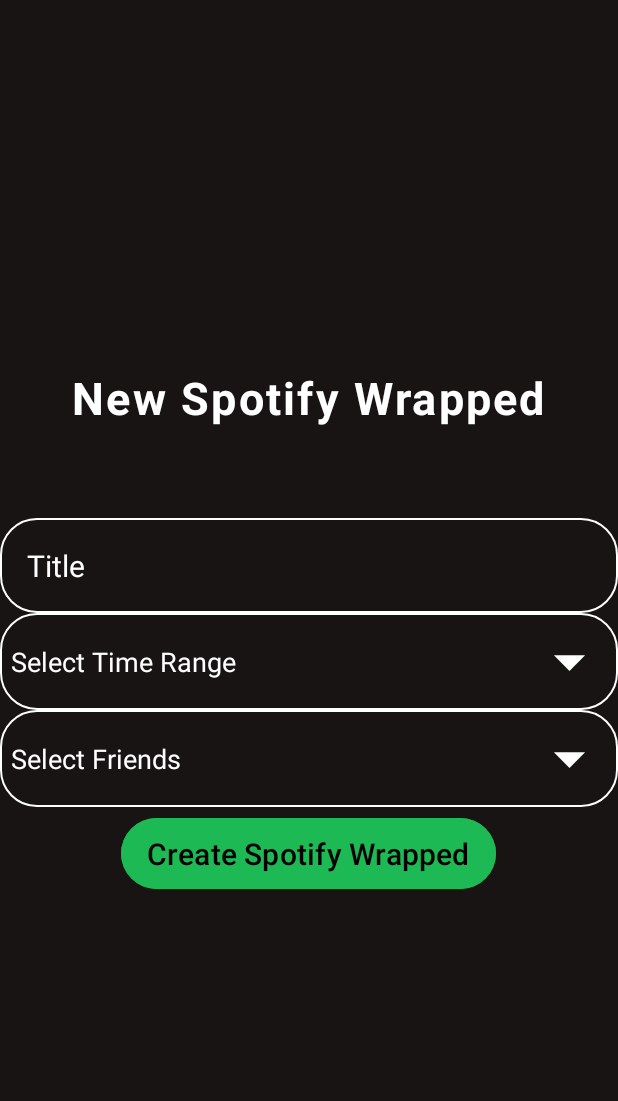
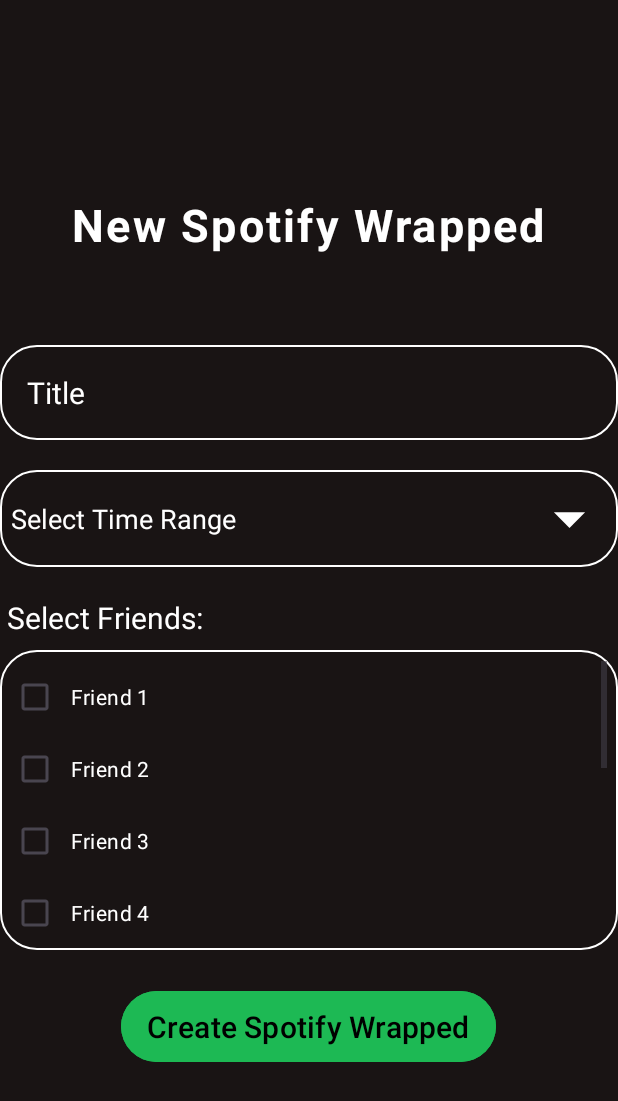
Before and after one commit to radah19/Spotify-Wrapped, an Android app: the SpotifyWrappedCreation screen opened directly, with no data from a screen before it, on a phone screen of 412 x 824 dp. Shown: the top 1101 px of the screen. Run offline under Robolectric (Android 15) with nearby library versions, the phone set to English and light mode, and no system bars.

Commit message:
Spotify Wrapped Creation Page

```diff
--- a/app/src/main/java/com/example/spotifywrapped/spotifywrap/SpotifyWrapActivity.java
+++ b/app/src/main/java/com/example/spotifywrapped/spotifywrap/SpotifyWrapActivity.java
@@ -9,9 +9,13 @@
 import android.app.AlertDialog;
 import android.content.Intent;
 import android.os.Bundle;
+import android.widget.Button;
 
 import com.example.spotifywrapped.R;
 import com.example.spotifywrapped.SpotifyWrappedSummary;
+import com.example.spotifywrapped.accountscreen.CreateAccountActivity;
+import com.example.spotifywrapped.accountscreen.LoginActivity;
+import com.example.spotifywrapped.spotifywrappedlist.SpotifyWrappedCreation;
 import com.example.spotifywrapped.spotifywrappedlist.SpotifyWrappedListActivity;
 import com.google.android.material.button.MaterialButton;
 
--- /dev/null
+++ b/app/src/main/java/com/example/spotifywrapped/spotifywrappedlist/FriendsAdapter.java
@@ -0,0 +1,49 @@
+package com.example.spotifywrapped.spotifywrappedlist;
+
+import android.view.LayoutInflater;
+import android.view.View;
+import android.view.ViewGroup;
+import android.widget.CheckBox;
+import androidx.annotation.NonNull;
+import androidx.recyclerview.widget.RecyclerView;
+import com.example.spotifywrapped.R;
+import java.util.List;
+
+public class FriendsAdapter extends RecyclerView.Adapter<FriendsAdapter.ViewHolder> {
+
+    private final List<String> mFriends;
+
+    public FriendsAdapter(List<String> friends) {
+        this.mFriends = friends;
+    }
+
+    @NonNull
+    @Override
+    public ViewHolder onCreateViewHolder(@NonNull ViewGroup parent, int viewType) {
+        View view = LayoutInflater.from(parent.getContext())
+                .inflate(R.layout.friend_item, parent, false);
+        return new ViewHolder(view);
+    }
+
+    @Override
+    public void onBindViewHolder(@NonNull ViewHolder holder, int position) {
+        String friend = mFriends.get(position);
+        holder.friendCheckBox.setText(friend);
+        holder.friendCheckBox.setOnCheckedChangeListener(null);
+        holder.friendCheckBox.setChecked(false); // Or handle saved states here if needed
+    }
+
+    @Override
+    public int getItemCount() {
+        return mFriends.size();
+    }
+
+    public static class ViewHolder extends RecyclerView.ViewHolder {
+        CheckBox friendCheckBox;
+
+        public ViewHolder(View view) {
+            super(view);
+            friendCheckBox = view.findViewById(R.id.friendCheckBox);
+        }
+    }
+}
--- a/app/src/main/java/com/example/spotifywrapped/spotifywrappedlist/SpotifyWrappedCreation.java
+++ b/app/src/main/java/com/example/spotifywrapped/spotifywrappedlist/SpotifyWrappedCreation.java
@@ -3,98 +3,72 @@
 import android.os.Bundle;
 import android.widget.ArrayAdapter;
 import android.widget.AutoCompleteTextView;
+import android.widget.Button;
+import android.widget.EditText;
+import android.widget.Toast;
+
 import androidx.appcompat.app.AppCompatActivity;
 import com.example.spotifywrapped.R;
+import com.example.spotifywrapped.SpotifyAPIManager;
+import com.example.spotifywrapped.SpotifyWrappedSummary;
+
+import androidx.recyclerview.widget.LinearLayoutManager;
+import androidx.recyclerview.widget.RecyclerView;
+import java.util.ArrayList;
+import java.util.Arrays;
+import java.util.List;
 
 public class SpotifyWrappedCreation extends AppCompatActivity {
 
-    @Override
+
     protected void onCreate(Bundle savedInstanceState) {
         super.onCreate(savedInstanceState);
         setContentView(R.layout.layout_spotify_wrapped_creation);
 
-        // Initialize the AutoCompleteTextView
-        AutoCompleteTextView autoCompleteTextView = findViewById(R.id.autoCompleteTextView);
-        AutoCompleteTextView autoCompleteTextViewFriends = findViewById(R.id.autoCompleteTextViewFriends);
+        AutoCompleteTextView timeRangeDropDown = findViewById(R.id.time_range);
+        EditText title = findViewById(R.id.spotify_wrapped_title);
+        String[] timeRanges = {"1 Year", "6 Months", "1 Month"};
 
-        // Define the options for the dropdown
-        String[] timeRanges = {"Long Term", "Medium Term", "Short Term"};
-        String[] friends = {"Friend 1", "Friend 2", "Friend 3"};
+        ArrayAdapter<String> adapter = new ArrayAdapter<>(this, android.R.layout.simple_dropdown_item_1line, timeRanges);
+        timeRangeDropDown.setAdapter(adapter);
 
-        // Create an ArrayAdapter using the string array and a default layout for the dropdown items
-        ArrayAdapter<String> adapter = new ArrayAdapter<>(this,
-                android.R.layout.simple_dropdown_item_1line, timeRanges);
+        timeRangeDropDown.setOnFocusChangeListener((v, hasFocus) -> {
+            if (hasFocus) timeRangeDropDown.showDropDown();
+        });
+        timeRangeDropDown.setOnClickListener(v -> timeRangeDropDown.showDropDown());
 
-        ArrayAdapter<String> adapterFriends = new ArrayAdapter<>(this,
-                android.R.layout.simple_dropdown_item_1line, friends);
+        RecyclerView friendsRecyclerView = findViewById(R.id.friendsRecyclerView);
+        friendsRecyclerView.setLayoutManager(new LinearLayoutManager(this));
 
-        // Set the adapter to the AutoCompleteTextView
-        autoCompleteTextView.setAdapter(adapter);
-        autoCompleteTextViewFriends.setAdapter(adapterFriends);
+        String[] friendsArray = {"Friend 1", "Friend 2", "Friend 3", "Friend 4", "Friend 5", "Friend 6", "Friend 7", "Friend 8", "Friend 9", "Friend 10"};
+        List<String> friendsList = new ArrayList<>(Arrays.asList(friendsArray));
+        FriendsAdapter adapter2 = new FriendsAdapter(friendsList);
+        friendsRecyclerView.setAdapter(adapter2);
 
-        // dropdown to appear as soon as the AutoCompleteTextView is focused
-        // or when tapped
+        Button createButton = findViewById(R.id.create_spotify_wrapped_button);
+        createButton.setOnClickListener(v -> {
+            String timeRange = timeRangeDropDown.getText().toString();
+            String actualTimeRange;
+            if (timeRange.equals("1 Year")) {
+                actualTimeRange = "long_term";
+            } else if (timeRange.equals("6 Months")) {
+                actualTimeRange = "medium_term";
+            } else {
+                actualTimeRange = "short_term";
+            }
 
-        autoCompleteTextView.setOnFocusChangeListener((v, hasFocus) -> {
-            if (hasFocus) autoCompleteTextView.showDropDown();
+            SpotifyAPIManager apiManager = SpotifyAPIManager.getInstance();
+            if (apiManager != null) {
+                SpotifyWrappedSummary summary = apiManager.generateSpotifyWrapped(title.getText().toString(), actualTimeRange, friendsList);
+
+                if (summary != null) {
+                    Toast.makeText(this, "Spotify Wrapped Created!", Toast.LENGTH_SHORT).show();
+                } else {
+                    Toast.makeText(this, "Failed to create Spotify Wrapped.", Toast.LENGTH_SHORT).show();
+                }
+            } else {
+                Toast.makeText(this, "SpotifyAPIManager not initialized.", Toast.LENGTH_SHORT).show();
+            }
         });
-        autoCompleteTextView.setOnClickListener(v -> autoCompleteTextView.showDropDown());
-
-        autoCompleteTextViewFriends.setOnFocusChangeListener((v, hasFocus) -> {
-            if (hasFocus) autoCompleteTextViewFriends.showDropDown();
-        });
-        autoCompleteTextViewFriends.setOnClickListener(v -> autoCompleteTextViewFriends.showDropDown());
     }
 }
-    //@Override
-/*    protected void onCreate(Bundle savedInstanceState) {
-        super.onCreate(savedInstanceState);
-        setContentView(R.layout.layout_spotify_wrapped_creation);
-
-        // Initialize the Spinner
-        Spinner spinnerTimeRange = findViewById(R.id.spinner_time_range);
-
-        Spinner spinnerFriends = findViewById(R.id.spinner_select_friends);
-
-        // Create an ArrayAdapter using the string array and a default spinner layout
-        ArrayAdapter<CharSequence> adapter = ArrayAdapter.createFromResource(this,
-                R.array.time_range_options, android.R.layout.simple_spinner_item);
-
-        ArrayAdapter<CharSequence> friendsAdapter = ArrayAdapter.createFromResource(this,
-                R.array.friend_options, android.R.layout.simple_spinner_item);
-
-        // Specify the layout to use when the list of choices appears
-        adapter.setDropDownViewResource(android.R.layout.simple_spinner_dropdown_item);
-
-        // Apply the adapter to the spinner
-        spinnerTimeRange.setAdapter(adapter);
-
-        spinnerFriends.setAdapter(friendsAdapter);
-
-        // Set an item selected listener for the spinner (optional)
-        spinnerTimeRange.setOnItemSelectedListener(new AdapterView.OnItemSelectedListener() {
-            @Override
-            public void onItemSelected(AdapterView<?> parent, View view, int position, long id) {
-                // An item was selected. Retrieve the selected item using parent.getItemAtPosition(pos)
-                // Example: String selected = parent.getItemAtPosition(position).toString();
-            }
-
-            @Override
-            public void onNothingSelected(AdapterView<?> parent) {
-                // Another interface callback
-            }
-        });
-
-        spinnerFriends.setOnItemSelectedListener(new AdapterView.OnItemSelectedListener() {
-            @Override
-            public void onItemSelected(AdapterView<?> parent, View view, int position, long id) {
-                // An item was selected. Retrieve the selected item using parent.getItemAtPosition(pos)
-                // Example: String selected = parent.getItemAtPosition(position).toString();
-                // Handle friend selection
-            }
-
-            @Override
-            public void onNothingSelected(AdapterView<?> parent) {
-                // Handle no selection
-            }
-        });*/
--- a/app/src/main/java/com/example/spotifywrapped/spotifywrappedlist/SpotifyWrappedListActivity.java
+++ b/app/src/main/java/com/example/spotifywrapped/spotifywrappedlist/SpotifyWrappedListActivity.java
@@ -4,6 +4,7 @@
 import androidx.recyclerview.widget.LinearLayoutManager;
 import androidx.recyclerview.widget.RecyclerView;
 
+import android.content.Intent;
 import android.os.Bundle;
 import android.view.View;
 import android.widget.Button;
@@ -15,6 +16,7 @@
 import com.example.spotifywrapped.SpotifyTrack;
 import com.example.spotifywrapped.SpotifyWrappedSummary;
 import com.example.spotifywrapped.navbar.NavbarClass;
+import com.example.spotifywrapped.spotifywrap.SpotifyWrapActivity;
 
 import java.time.LocalDate;
 import java.time.LocalDateTime;
@@ -105,7 +107,7 @@
         spotifyWrappedList.setLayoutManager(llm);
         spotifyWrappedList.setAdapter(new SpotifyWrappedListAdapter(userSpotifyWrappedSummaries));
 
-        if(ls_friendSummaries.size() == 0){
+        if (ls_friendSummaries.size() == 0) {
             findViewById(R.id.spotifyWrappedListDividerLine).setVisibility(View.GONE);
             findViewById(R.id.yourFriendsAlsoMadeText).setVisibility(View.GONE);
         }
@@ -115,7 +117,10 @@
         friendsSpotifyWrappedList.setLayoutManager(fllm);
         friendsSpotifyWrappedList.setAdapter(new SpotifyWrappedListAdapter(friendSpotifyWrappedSummaries));
 
+
         addSpotifyWrappedButton.setOnClickListener(v -> {
+            Intent generateIntent = new Intent(this, SpotifyWrappedCreation.class);
+            startActivity(generateIntent);
             SpotifyWrappedSummary newSummary = SpotifyAPIManager.generateSpotifyWrapped(
                     "My New Spotify Wrapped Wow", "medium_term", new ArrayList<>()
             );
--- /dev/null
+++ b/app/src/main/res/layout/friend_item.xml
@@ -0,0 +1,7 @@
+<?xml version="1.0" encoding="utf-8"?>
+<CheckBox xmlns:android="http://schemas.android.com/apk/res/android"
+    android:id="@+id/friendCheckBox"
+    android:layout_width="match_parent"
+    android:layout_height="wrap_content"
+    android:padding="8dp"
+    android:textColor="@color/white" />
--- a/app/src/main/res/layout/layout_spotify_wrapped_creation.xml
+++ b/app/src/main/res/layout/layout_spotify_wrapped_creation.xml
@@ -21,6 +21,7 @@
         android:layout_width="match_parent"
         android:layout_height="wrap_content"
         android:layout_marginTop="32dp"
+        android:layout_marginBottom="20dp"
         android:hint="Title"
         android:textColor="@color/white"
         android:textColorHint="@color/white"
@@ -31,9 +32,10 @@
         android:id="@+id/spotify_wrapped_title"/>
 
     <AutoCompleteTextView
-        android:id="@+id/autoCompleteTextView"
+        android:id="@+id/time_range"
         android:layout_width="match_parent"
         android:layout_height="wrap_content"
+        android:layout_marginBottom="20dp"
         android:hint="Select Time Range"
         android:drawableEnd="@drawable/ic_arrow_drop_down"
         android:inputType="none"
@@ -42,11 +44,22 @@
         android:textColor="@color/white"
         android:background="@drawable/rounded_corners" />
 
-    <AutoCompleteTextView
-        android:id="@+id/autoCompleteTextViewFriends"
+    <TextView
         android:layout_width="match_parent"
         android:layout_height="wrap_content"
-        android:hint="Select Friends"
+        android:hint=" Select Friends:"
+        android:textSize="20sp"
+        android:textColorHint="@color/white"
+        android:textColor="@color/white" />
+
+
+    <androidx.recyclerview.widget.RecyclerView
+        android:id="@+id/friendsRecyclerView"
+        android:layout_width="match_parent"
+        android:layout_height="200dp"
+        android:layout_marginTop="8dp"
+        android:layout_marginBottom="20dp"
+        android:scrollbars="vertical"
         android:drawableEnd="@drawable/ic_arrow_drop_down"
         android:inputType="none"
         android:padding="7dp"
@@ -54,21 +67,6 @@
         android:textColor="@color/white"
         android:background="@drawable/rounded_corners" />
 
-<!--    <Spinner
-        android:id="@+id/spinner_time_range"
-        android:layout_width="match_parent"
-        android:layout_height="wrap_content"
-        android:layout_marginTop="10dp"
-        android:background="@drawable/rounded_corners"
-        android:padding="18dp" />-->
-
-   <!-- <Spinner
-        android:id="@+id/spinner_select_friends"
-        android:layout_width="match_parent"
-        android:layout_height="wrap_content"
-        android:layout_marginTop="10dp"
-        android:background="@drawable/rounded_corners"
-        android:padding="18dp" />-->
 
     <Button
         android:layout_width="250dp"
@@ -79,7 +77,7 @@
         android:padding="10dp"
         android:layout_marginTop="3dp"
         android:textSize="20sp"
-        android:id="@+id/create_spotify_wrapped__button"
+        android:id="@+id/create_spotify_wrapped_button"
         />
 
 </LinearLayout>
```
